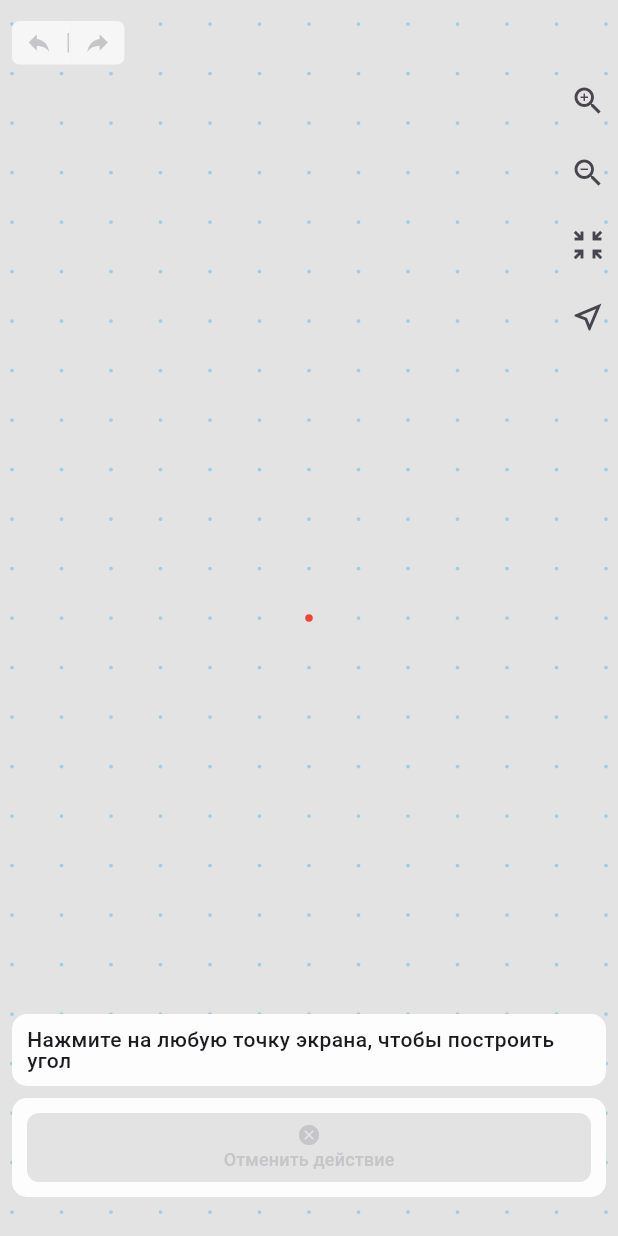
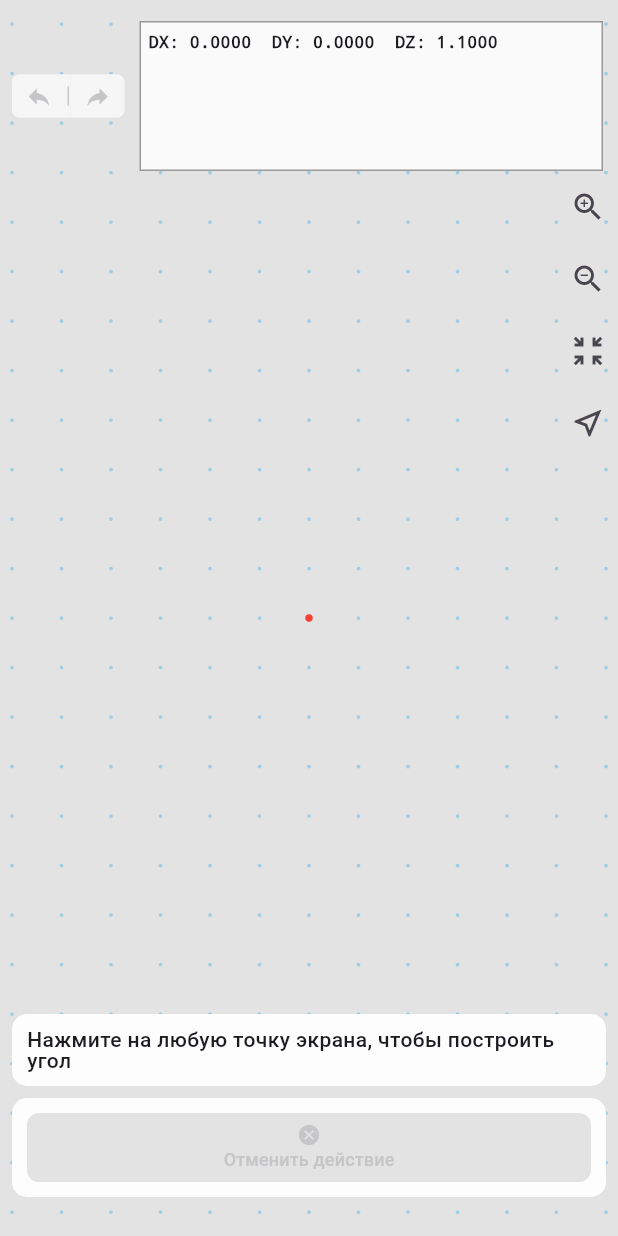
Before and after one commit to leocoderu/drawing_board, a Flutter app: the screen it shows after launch, after a tap on the "zoom in" icon, on a phone screen of 412 x 824 dp. Run offline on Flutter 3.47's test engine with Material 3 defaults, Android fonts, the phone set to English and light mode, and no system bars; our stand-ins replace flutter_riverpod.

Commit message:
Add text example

```diff
--- a/lib/pages/home_page/widgets/board/widgets/dots_painter.dart
+++ b/lib/pages/home_page/widgets/board/widgets/dots_painter.dart
@@ -1,4 +1,6 @@
 // Flutter modules
+import 'dart:math';
+
 import 'package:drawing_board/pages/home_page/widgets/board/utilities/functions.dart';
 import 'package:flutter/material.dart';
 // Dart modules
@@ -17,6 +19,27 @@ class DotsPainter extends CustomPainter {
     this.borderSize, this.radius, this.dotColor, this.borderColor, this.fillColor,
     this.vertex, this.currentVertex, this.centerScale, this.center,
   });
+
+  void _textDraw(Canvas canvas, String text, double width, Offset pos, double angle) {
+    final _textPainter = TextPainter(textDirection: TextDirection.ltr);
+    _textPainter.text = TextSpan(text: text, style: TextStyle(color: Colors.blue, fontSize: 15, backgroundColor: Colors.amber));
+    _textPainter.textAlign = TextAlign.center;
+    _textPainter.layout(minWidth: width);
+
+    //print('textPainter width : ${_textPainter.width}');
+    //print('textPainter height: ${_textPainter.height}');
+
+    canvas.save();
+
+    Offset pix = Offset(pos.dx - _textPainter.width /2, pos.dy - _textPainter.height / 2);
+    final pivot = _textPainter.size.center(pix);
+    canvas.translate(pivot.dx, pivot.dy);
+    canvas.rotate(angle * pi / 180);
+    canvas.translate(-pivot.dx, -pivot.dy);
+    _textPainter.paint(canvas, pix);
+
+    canvas.restore();
+  }
 
   @override
   void paint(Canvas canvas, Size size) {
@@ -84,13 +107,25 @@ class DotsPainter extends CustomPainter {
             linePaint,
           );
         }
+        _textDraw(canvas,
+            '|     180.0mm     |',
+            180.0,
+            Offset(GPSCToLocal(-100.0, xScale, zOffset, xOffset), GPSCToLocal(-50.0, yScale, zOffset, yOffset)),
+            300.0,
+        );
+
+        // final paintPivot = Paint()
+        //   ..strokeWidth = (dotSize == null) ? 2.0 : dotSize! * 2
+        //   ..color = Colors.green
+        //   ..strokeCap = StrokeCap.round;
+        // canvas.drawPoints(PointMode.points, [Offset(100.0, 250.0)], paintPivot);
       }
 
+      // Рисуем кружки на вершинах
       final outCircle = Paint()..color = !inverseVertex ? borderColor ?? Colors.black : fillColor ?? Colors.yellow;
       final insCircle = Paint()..color = !inverseVertex ? fillColor ?? Colors.yellow : borderColor ?? Colors.black;
       final curCircle = Paint()..color = Colors.red;
 
-      // Рисуем кружки на вершинах
       vertex!.forEach((e) {
         canvas.drawCircle(Offset(GPSCToLocal(e.dx, xScale, zOffset, xOffset), GPSCToLocal(e.dy, yScale, zOffset, yOffset)), radCircle, outCircle);
         (e == this.currentVertex)
--- a/lib/pages/home_page/widgets/navigate_panel.dart
+++ b/lib/pages/home_page/widgets/navigate_panel.dart
@@ -1,6 +1,6 @@
 import 'package:flutter/material.dart';
 import 'package:flutter_riverpod/flutter_riverpod.dart';
-//import 'package:business/business.dart';
+import 'package:business/business.dart';
 
 class NavigatePanel extends ConsumerWidget {
   const NavigatePanel({super.key});
@@ -11,8 +11,8 @@ class NavigatePanel extends ConsumerWidget {
     final Color disableColor = Color.fromARGB(255, 198, 198, 200);
     final Color enableColor = Color.fromARGB(255, 125, 125, 125);
 
-    //final vertex = ref.watch(VertexState.stateVertexProvider);
-    //final board = ref.watch(BoardState.stateBoardProvider);
+    final vertex = ref.watch(VertexState.stateVertexProvider);
+    final board = ref.watch(BoardState.stateBoardProvider);
 
     final bool undoExist = false;
     final bool redoExist = false;
@@ -66,40 +66,40 @@ class NavigatePanel extends ConsumerWidget {
               child: Icon(Icons.reply, textDirection: TextDirection.rtl,),
             ),
           ),
-          // SizedBox(width: 10.0),
-          // Expanded(
-          //   child: Container(
-          //     decoration: BoxDecoration(color: Color.fromARGB(255, 250, 250, 250), border: Border.all(color: Color.fromARGB(255, 153, 153, 153))),
-          //     padding: EdgeInsets.all(5.0),
-          //     margin: EdgeInsets.only(right: 10.0),
-          //     height: 100.0,
-          //     width: double.infinity,
-          //     child: Column(
-          //       crossAxisAlignment: CrossAxisAlignment.start,
-          //       children: [
-          //         Text('DX: ${board.dx!.toStringAsFixed(4)}  '
-          //              'DY: ${board.dy!.toStringAsFixed(4)}  '
-          //              'DZ: ${board.dz!.toStringAsFixed(4)}',
-          //               style: TextStyle(fontFamily: "Courier",fontSize: 11.0, fontWeight: FontWeight.bold),
-          //         ),
-          //         SizedBox(height: 5.0,),
-          //         Container(
-          //           height: 65,
-          //           width: double.infinity,
-          //           child: ListView.builder(
-          //             itemCount: vertex.length,
-          //             itemBuilder: (context, index) {
-          //               return Text('DX: ${vertex[index].dx.toStringAsFixed(6)}       '
-          //                   'DY: ${vertex[index].dy.toStringAsFixed(6)}',
-          //                 style: TextStyle(fontFamily: "Courier",fontSize: 12.0, fontWeight: FontWeight.bold),
-          //               );
-          //             },
-          //           ),
-          //         ),
-          //       ],
-          //     ),
-          //   ),
-          // ),
+          SizedBox(width: 10.0),
+          Expanded(
+            child: Container(
+              decoration: BoxDecoration(color: Color.fromARGB(255, 250, 250, 250), border: Border.all(color: Color.fromARGB(255, 153, 153, 153))),
+              padding: EdgeInsets.all(5.0),
+              margin: EdgeInsets.only(right: 10.0),
+              height: 100.0,
+              width: double.infinity,
+              child: Column(
+                crossAxisAlignment: CrossAxisAlignment.start,
+                children: [
+                  Text('DX: ${board.dx!.toStringAsFixed(4)}  '
+                       'DY: ${board.dy!.toStringAsFixed(4)}  '
+                       'DZ: ${board.dz!.toStringAsFixed(4)}',
+                        style: TextStyle(fontFamily: "Courier",fontSize: 11.0, fontWeight: FontWeight.bold),
+                  ),
+                  SizedBox(height: 5.0,),
+                  Container(
+                    height: 65,
+                    width: double.infinity,
+                    child: ListView.builder(
+                      itemCount: vertex.length,
+                      itemBuilder: (context, index) {
+                        return Text('DX: ${vertex[index].dx.toStringAsFixed(6)}       '
+                            'DY: ${vertex[index].dy.toStringAsFixed(6)}',
+                          style: TextStyle(fontFamily: "Courier",fontSize: 12.0, fontWeight: FontWeight.bold),
+                        );
+                      },
+                    ),
+                  ),
+                ],
+              ),
+            ),
+          ),
         ],
       ),
     );
```
